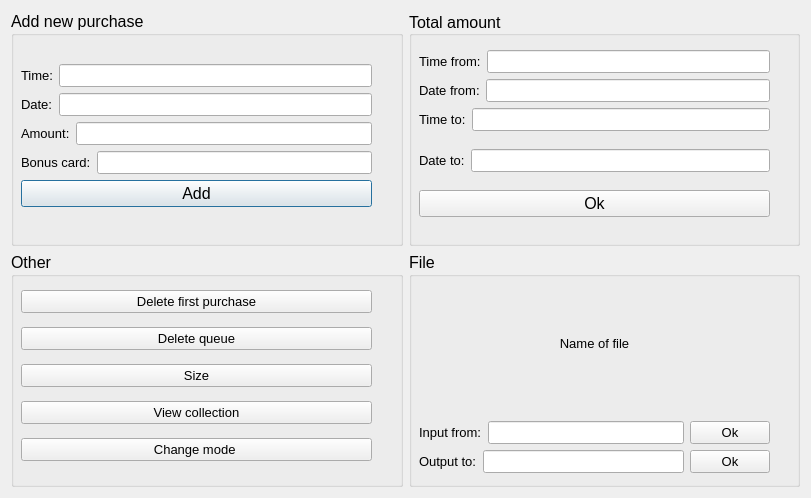
Qt form bc_window.ui (MedvedisUrala/Lab1) before a commit.
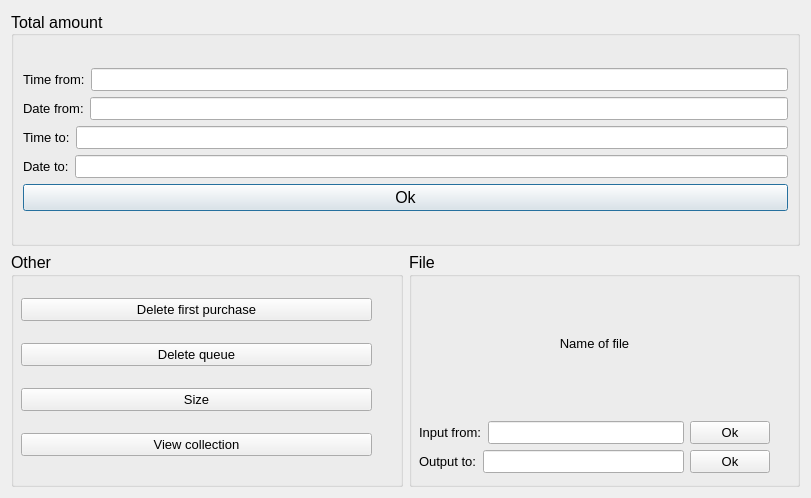
The same form after that commit.

The edit to the form file:
```diff
--- a/bc_window.ui
+++ b/bc_window.ui
@@ -16,145 +16,6 @@
   <layout class="QVBoxLayout" name="verticalLayout">
    <item>
     <layout class="QHBoxLayout" name="horizontalLayout">
-     <item>
-      <widget class="QGroupBox" name="groupBox_5">
-       <property name="font">
-        <font>
-         <pointsize>12</pointsize>
-        </font>
-       </property>
-       <property name="title">
-        <string>Add new purchase</string>
-       </property>
-       <widget class="QWidget" name="layoutWidget_2">
-        <property name="geometry">
-         <rect>
-          <x>10</x>
-          <y>34</y>
-          <width>351</width>
-          <height>181</height>
-         </rect>
-        </property>
-        <layout class="QVBoxLayout" name="verticalLayout_7">
-         <item>
-          <layout class="QVBoxLayout" name="verticalLayout_8">
-           <item>
-            <layout class="QVBoxLayout" name="verticalLayout_10">
-             <item>
-              <layout class="QHBoxLayout" name="horizontalLayout_10">
-               <item>
-                <widget class="QLabel" name="label_11">
-                 <property name="font">
-                  <font>
-                   <pointsize>10</pointsize>
-                  </font>
-                 </property>
-                 <property name="text">
-                  <string>Time:</string>
-                 </property>
-                </widget>
-               </item>
-               <item>
-                <widget class="QLineEdit" name="bc_purchase_time">
-                 <property name="font">
-                  <font>
-                   <pointsize>10</pointsize>
-                  </font>
-                 </property>
-                </widget>
-               </item>
-              </layout>
-             </item>
-             <item>
-              <layout class="QHBoxLayout" name="horizontalLayout_11">
-               <item>
-                <widget class="QLabel" name="label_12">
-                 <property name="font">
-                  <font>
-                   <pointsize>10</pointsize>
-                  </font>
-                 </property>
-                 <property name="text">
-                  <string>Date:</string>
-                 </property>
-                </widget>
-               </item>
-               <item>
-                <widget class="QLineEdit" name="bc_purchase_date">
-                 <property name="font">
-                  <font>
-                   <pointsize>10</pointsize>
-                  </font>
-                 </property>
-                </widget>
-               </item>
-              </layout>
-             </item>
-             <item>
-              <layout class="QHBoxLayout" name="horizontalLayout_12">
-               <item>
-                <widget class="QLabel" name="label_13">
-                 <property name="font">
-                  <font>
-                   <pointsize>10</pointsize>
-                  </font>
-                 </property>
-                 <property name="text">
-                  <string>Amount:</string>
-                 </property>
-                </widget>
-               </item>
-               <item>
-                <widget class="QLineEdit" name="bc_purchase_amount">
-                 <property name="font">
-                  <font>
-                   <pointsize>10</pointsize>
-                  </font>
-                 </property>
-                </widget>
-               </item>
-              </layout>
-             </item>
-            </layout>
-           </item>
-           <item>
-            <layout class="QHBoxLayout" name="horizontalLayout_19">
-             <item>
-              <widget class="QLabel" name="label_21">
-               <property name="font">
-                <font>
-                 <pointsize>10</pointsize>
-                </font>
-               </property>
-               <property name="text">
-                <string>Bonus card:</string>
-               </property>
-              </widget>
-             </item>
-             <item>
-              <widget class="QLineEdit" name="bc_purchase_bonus_card">
-               <property name="font">
-                <font>
-                 <pointsize>10</pointsize>
-                </font>
-               </property>
-              </widget>
-             </item>
-            </layout>
-           </item>
-           <item>
-            <widget class="QPushButton" name="bc_purchase_add">
-             <property name="text">
-              <string>Add</string>
-             </property>
-            </widget>
-           </item>
-          </layout>
-         </item>
-        </layout>
-       </widget>
-      </widget>
-     </item>
      <item>
       <widget class="QGroupBox" name="groupBox_7">
        <property name="font">
@@ -168,15 +29,8 @@
        <property name="alignment">
         <set>Qt::AlignLeading|Qt::AlignLeft|Qt::AlignVCenter</set>
        </property>
-       <widget class="QWidget" name="layoutWidget_3">
-        <property name="geometry">
-         <rect>
-          <x>10</x>
-          <y>27</y>
-          <width>351</width>
-          <height>191</height>
-         </rect>
-        </property>
+       <layout class="QVBoxLayout" name="verticalLayout_2">
+        <item>
         <layout class="QVBoxLayout" name="verticalLayout_11">
          <item>
           <layout class="QVBoxLayout" name="verticalLayout_12">
@@ -293,7 +147,8 @@
           </widget>
          </item>
         </layout>
-       </widget>
+        </item>
+       </layout>
       </widget>
      </item>
     </layout>
@@ -368,18 +223,6 @@
            </property>
           </widget>
          </item>
-         <item>
-          <widget class="QPushButton" name="pushButton_bc_back">
-           <property name="font">
-            <font>
-             <pointsize>10</pointsize>
-            </font>
-           </property>
-           <property name="text">
-            <string>Change mode </string>
-           </property>
-          </widget>
-         </item>
         </layout>
        </widget>
       </widget>
```
Lines whose indentation alone changed are shown as unchanged.
